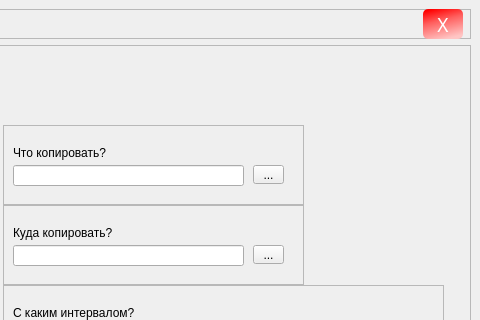
Above: Design.ui from Chez00/Backuper before the change; both pictures show x 300 to 780 and y 0 to 320 of the 780 by 480 pixel window. Below: the same form after it.
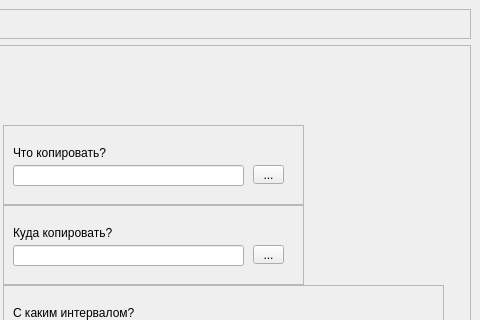
That is the form after the change.

Patch:
```diff
--- a/Design.ui
+++ b/Design.ui
@@ -41,49 +41,6 @@
       <property name="frameShadow">
        <enum>QFrame::Raised</enum>
       </property>
-      <widget class="QPushButton" name="pushButton">
-       <property name="geometry">
-        <rect>
-         <x>450</x>
-         <y>0</y>
-         <width>40</width>
-         <height>30</height>
-        </rect>
-       </property>
-       <property name="minimumSize">
-        <size>
-         <width>0</width>
-         <height>30</height>
-        </size>
-       </property>
-       <property name="maximumSize">
-        <size>
-         <width>40</width>
-         <height>30</height>
-        </size>
-       </property>
-       <property name="font">
-        <font>
-         <family>Snap ITC</family>
-         <pointsize>14</pointsize>
-         <weight>50</weight>
-         <bold>false</bold>
-        </font>
-       </property>
-       <property name="cursor">
-        <cursorShape>PointingHandCursor</cursorShape>
-       </property>
-       <property name="styleSheet">
-        <string notr="true">background-color: rgb(200,0,0);
-background-color: qlineargradient(spread:pad, x1:0.227273, y1:0.011, x2:0.574, y2:1, stop:0 rgba(255, 0, 0, 255), stop:0.397727 rgba(255, 94, 93, 255), stop:1 rgba(255, 197, 196, 255));
-color: rgb(255, 255, 255);
-border-radius: 5px;
-</string>
-       </property>
-       <property name="text">
-        <string>X</string>
-       </property>
-      </widget>
      </widget>
     </item>
     <item row="1" column="2" rowspan="2" colspan="2">
```
